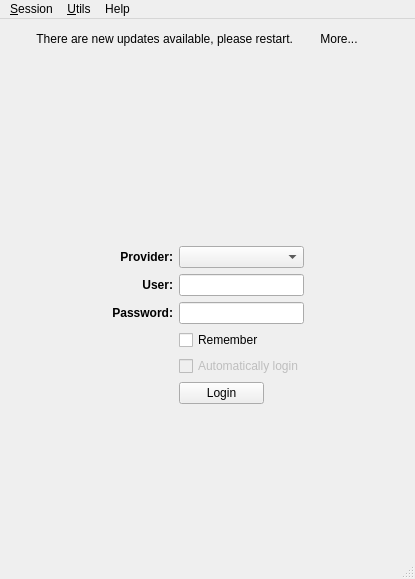
The window that src/leap/gui/ui/mainwindow.ui (leapcode/bitmask_client) describes before a commit, drawn with Qt 5.
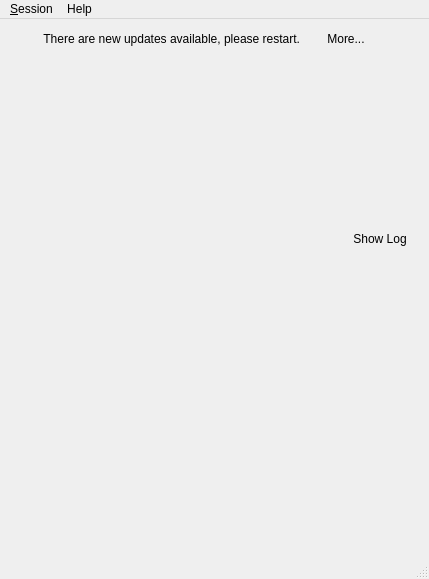
The same window after the commit. The open tabs and pages were chosen to show the change. Icons and pictures are not drawn.

Commit message: Refactor login to its own widget and remove Utils menu

```diff
--- a/src/leap/gui/ui/mainwindow.ui
+++ b/src/leap/gui/ui/mainwindow.ui
@@ -6,7 +6,7 @@
    <rect>
     <x>0</x>
     <y>0</y>
-    <width>415</width>
+    <width>429</width>
     <height>579</height>
    </rect>
   </property>
@@ -28,19 +28,6 @@
   </property>
   <widget class="QWidget" name="centralwidget">
    <layout class="QGridLayout" name="gridLayout">
-    <item row="15" column="2">
-     <spacer name="verticalSpacer_2">
-      <property name="orientation">
-       <enum>Qt::Vertical</enum>
-      </property>
-      <property name="sizeHint" stdset="0">
-       <size>
-        <width>20</width>
-        <height>40</height>
-       </size>
-      </property>
-     </spacer>
-    </item>
     <item row="6" column="2">
      <spacer name="verticalSpacer">
       <property name="orientation">
@@ -54,18 +41,21 @@
       </property>
      </spacer>
     </item>
-    <item row="7" column="3" colspan="2">
-     <spacer name="horizontalSpacer_2">
-      <property name="orientation">
-       <enum>Qt::Horizontal</enum>
+    <item row="7" column="2">
+     <widget class="QLabel" name="label">
+      <property name="autoFillBackground">
+       <bool>false</bool>
       </property>
-      <property name="sizeHint" stdset="0">
-       <size>
-        <width>40</width>
-        <height>20</height>
-       </size>
+      <property name="text">
+       <string/>
       </property>
-     </spacer>
+      <property name="pixmap">
+       <pixmap resource="../../../../data/resources/mainwindow.qrc">:/images/leap-color-big.png</pixmap>
+      </property>
+      <property name="alignment">
+       <set>Qt::AlignCenter</set>
+      </property>
+     </widget>
     </item>
     <item row="7" column="0" colspan="2">
      <spacer name="horizontalSpacer">
@@ -80,44 +70,17 @@
       </property>
      </spacer>
     </item>
-    <item row="8" column="0" colspan="5">
+    <item row="10" column="0" colspan="5">
      <widget class="QStackedWidget" name="stackedWidget">
       <property name="currentIndex">
-       <number>1</number>
+       <number>0</number>
       </property>
-      <widget class="QWidget" name="page">
+      <widget class="QWidget" name="loginPage">
        <layout class="QGridLayout" name="gridLayout_2">
-        <item row="4" column="2">
-         <widget class="QCheckBox" name="chkRemember">
-          <property name="text">
-           <string>Remember</string>
-          </property>
-         </widget>
+        <item row="0" column="1">
+         <layout class="QHBoxLayout" name="loginLayout"/>
         </item>
-        <item row="2" column="2" colspan="2">
-         <widget class="QLineEdit" name="lnUser"/>
-        </item>
-        <item row="2" column="0">
-         <spacer name="horizontalSpacer_3">
-          <property name="orientation">
-           <enum>Qt::Horizontal</enum>
-          </property>
-          <property name="sizeHint" stdset="0">
-           <size>
-            <width>40</width>
-            <height>20</height>
-           </size>
-          </property>
-         </spacer>
-        </item>
-        <item row="6" column="2">
-         <widget class="QPushButton" name="btnLogin">
-          <property name="text">
-           <string>Login</string>
-          </property>
-         </widget>
-        </item>
-        <item row="2" column="4">
+        <item row="0" column="2">
          <spacer name="horizontalSpacer_4">
           <property name="orientation">
            <enum>Qt::Horizontal</enum>
@@ -130,65 +93,18 @@
           </property>
          </spacer>
         </item>
-        <item row="1" column="1">
-         <widget class="QLabel" name="label_4">
-          <property name="text">
-           <string>&lt;b&gt;Provider:&lt;/b&gt;</string>
+        <item row="0" column="0">
+         <spacer name="horizontalSpacer_3">
+          <property name="orientation">
+           <enum>Qt::Horizontal</enum>
           </property>
-          <property name="alignment">
-           <set>Qt::AlignRight|Qt::AlignTrailing|Qt::AlignVCenter</set>
+          <property name="sizeHint" stdset="0">
+           <size>
+            <width>40</width>
+            <height>20</height>
+           </size>
           </property>
-         </widget>
-        </item>
-        <item row="3" column="1">
-         <widget class="QLabel" name="label_3">
-          <property name="text">
-           <string>&lt;b&gt;Password:&lt;/b&gt;</string>
-          </property>
-          <property name="alignment">
-           <set>Qt::AlignRight|Qt::AlignTrailing|Qt::AlignVCenter</set>
-          </property>
-         </widget>
-        </item>
-        <item row="1" column="2" colspan="2">
-         <widget class="QComboBox" name="cmbProviders"/>
-        </item>
-        <item row="3" column="2" colspan="2">
-         <widget class="QLineEdit" name="lnPassword">
-          <property name="inputMask">
-           <string/>
-          </property>
-         </widget>
-        </item>
-        <item row="2" column="1">
-         <widget class="QLabel" name="label_2">
-          <property name="text">
-           <string>&lt;b&gt;User:&lt;/b&gt;</string>
-          </property>
-          <property name="alignment">
-           <set>Qt::AlignRight|Qt::AlignTrailing|Qt::AlignVCenter</set>
-          </property>
-         </widget>
-        </item>
-        <item row="0" column="0" colspan="5">
-         <widget class="QLabel" name="lblStatus">
-          <property name="text">
-           <string/>
-          </property>
-          <property name="alignment">
-           <set>Qt::AlignCenter</set>
-          </property>
-         </widget>
-        </item>
-        <item row="5" column="2" colspan="2">
-         <widget class="QCheckBox" name="chkAutoLogin">
-          <property name="enabled">
-           <bool>false</bool>
-          </property>
-          <property name="text">
-           <string>Automatically login</string>
-          </property>
-         </widget>
+         </spacer>
         </item>
        </layout>
       </widget>
@@ -303,21 +219,31 @@
       </widget>
      </widget>
     </item>
-    <item row="7" column="2">
-     <widget class="QLabel" name="label">
-      <property name="autoFillBackground">
-       <bool>false</bool>
+    <item row="7" column="3" colspan="2">
+     <spacer name="horizontalSpacer_2">
+      <property name="orientation">
+       <enum>Qt::Horizontal</enum>
       </property>
-      <property name="text">
-       <string/>
+      <property name="sizeHint" stdset="0">
+       <size>
+        <width>40</width>
+        <height>20</height>
+       </size>
       </property>
-      <property name="pixmap">
-       <pixmap resource="../../../../data/resources/mainwindow.qrc">:/images/leap-color-big.png</pixmap>
+     </spacer>
+    </item>
+    <item row="17" column="2">
+     <spacer name="verticalSpacer_2">
+      <property name="orientation">
+       <enum>Qt::Vertical</enum>
       </property>
-      <property name="alignment">
-       <set>Qt::AlignCenter</set>
+      <property name="sizeHint" stdset="0">
+       <size>
+        <width>20</width>
+        <height>40</height>
+       </size>
       </property>
-     </widget>
+     </spacer>
     </item>
     <item row="0" column="0" colspan="5">
      <layout class="QGridLayout" name="gridLayout_4">
@@ -388,6 +314,39 @@
       </item>
      </layout>
     </item>
+    <item row="9" column="2" colspan="3">
+     <layout class="QHBoxLayout" name="horizontalLayout">
+      <item>
+       <spacer name="horizontalSpacer_10">
+        <property name="orientation">
+         <enum>Qt::Horizontal</enum>
+        </property>
+        <property name="sizeHint" stdset="0">
+         <size>
+          <width>40</width>
+          <height>20</height>
+         </size>
+        </property>
+       </spacer>
+      </item>
+      <item>
+       <widget class="QPushButton" name="btnShowLog">
+        <property name="text">
+         <string>Show Log</string>
+        </property>
+        <property name="checkable">
+         <bool>true</bool>
+        </property>
+        <property name="checked">
+         <bool>false</bool>
+        </property>
+        <property name="flat">
+         <bool>true</bool>
+        </property>
+       </widget>
+      </item>
+     </layout>
+    </item>
    </layout>
   </widget>
   <widget class="QMenuBar" name="menubar">
@@ -395,8 +354,8 @@
     <rect>
      <x>0</x>
      <y>0</y>
-     <width>415</width>
-     <height>21</height>
+     <width>429</width>
+     <height>25</height>
     </rect>
    </property>
    <widget class="QMenu" name="menuSession">
@@ -415,15 +374,7 @@
     <addaction name="separator"/>
     <addaction name="action_about_leap"/>
    </widget>
-   <widget class="QMenu" name="menuSettings">
-    <property name="title">
-     <string>&amp;Utils</string>
-    </property>
-    <addaction name="action_wizard"/>
-    <addaction name="action_show_logs"/>
-   </widget>
    <addaction name="menuSession"/>
-   <addaction name="menuSettings"/>
    <addaction name="menuHelp"/>
   </widget>
   <widget class="QStatusBar" name="statusbar"/>
```
Left out of the diff: 7 changed lines with no effect on the pictures. The commit also changes 6 other files.
